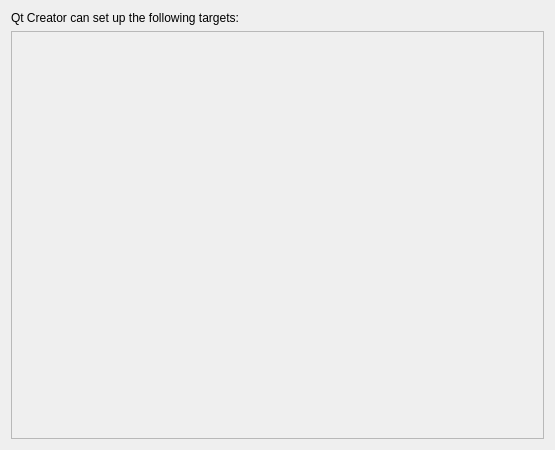
First picture: the form in src/plugins/qt4projectmanager/wizards/targetsetuppage.ui, repository qt-creator/qt-creator, before the edit.
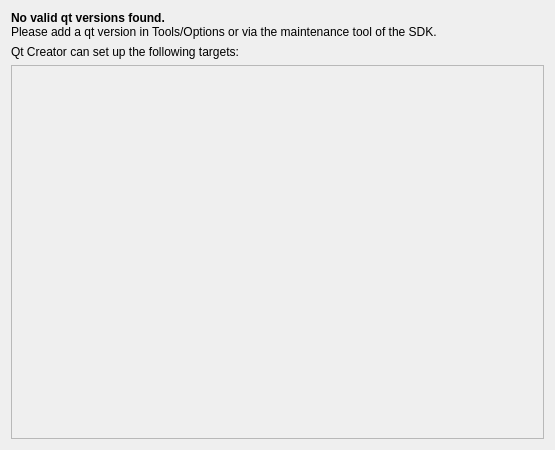
Second picture: the form after the edit.

Commit message:
Target setup page: Show a error if there are no valid qt versions
Task-Nr: QTCREATORBUG-3864

```diff
--- a/src/plugins/qt4projectmanager/wizards/targetsetuppage.ui
+++ b/src/plugins/qt4projectmanager/wizards/targetsetuppage.ui
@@ -14,6 +14,13 @@
    <string>Setup targets for your project</string>
   </property>
   <layout class="QVBoxLayout" name="verticalLayout">
+   <item>
+    <widget class="QLabel" name="noValidQtVersionsLabel">
+     <property name="text">
+      <string>&lt;b&gt;No valid qt versions found.&lt;/b&gt;&lt;br&gt; Please add a qt version in Tools/Options or via the maintenance tool of the SDK.</string>
+     </property>
+    </widget>
+   </item>
    <item>
     <layout class="QHBoxLayout" name="horizontalLayout_2">
      <item>
@@ -64,7 +71,7 @@
         <x>0</x>
         <y>0</y>
         <width>541</width>
-        <height>415</height>
+        <height>381</height>
        </rect>
       </property>
       <layout class="QVBoxLayout" name="verticalLayout_2"/>
```
The commit also changes 1 other file.
